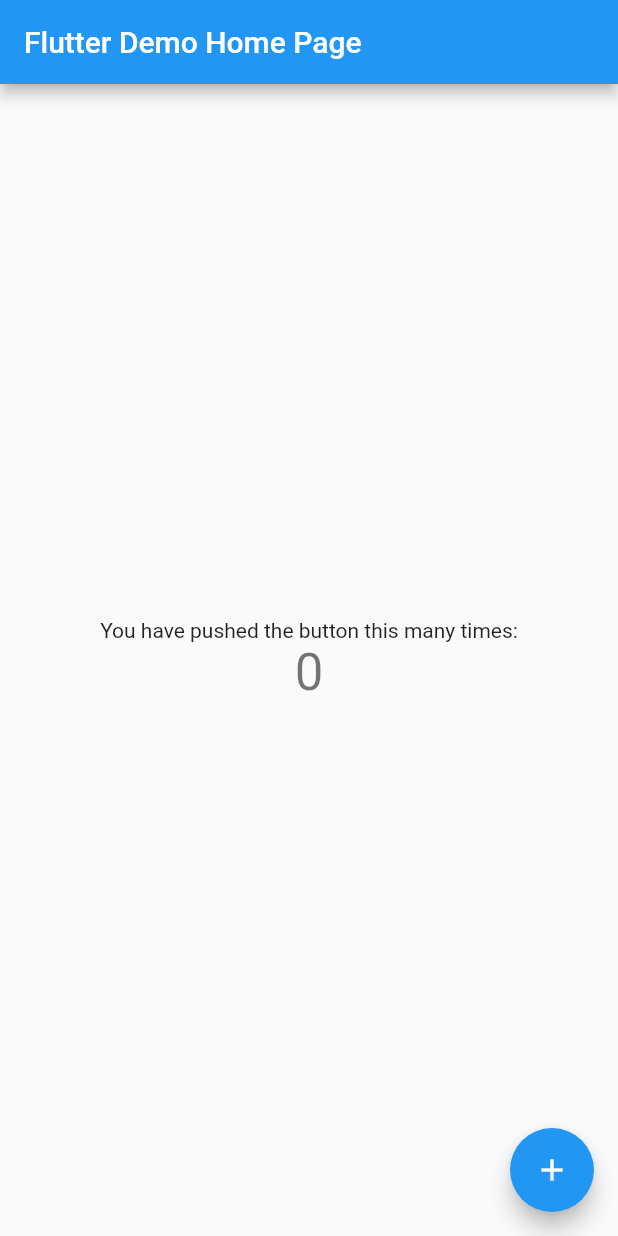
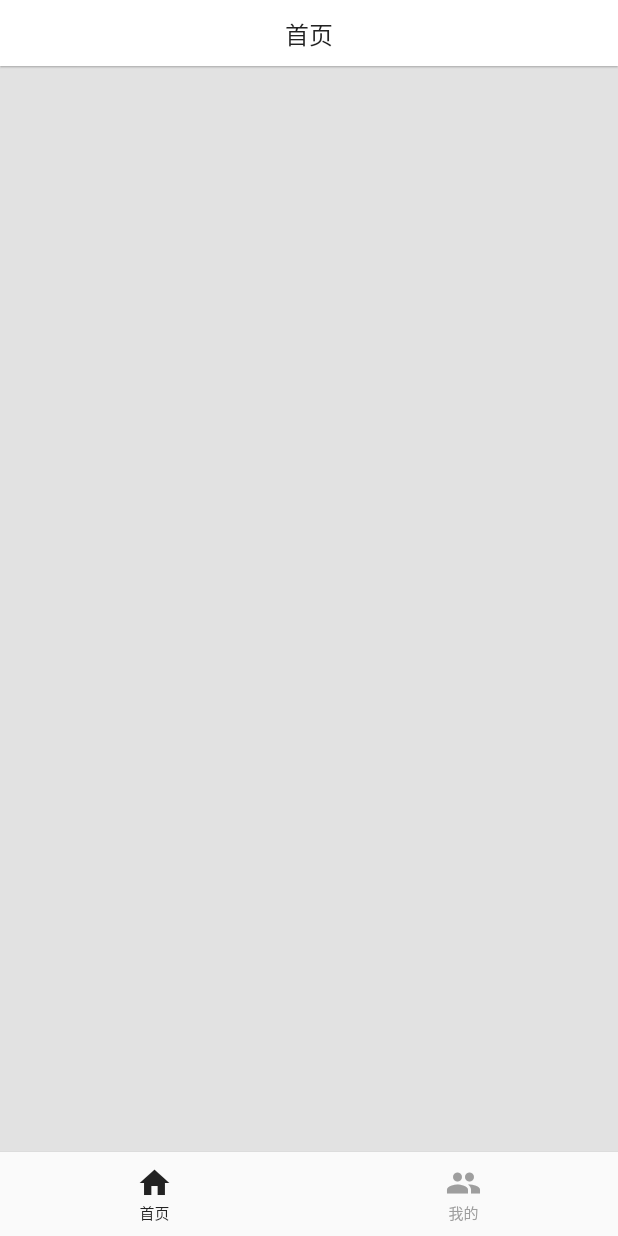
Before and after one commit to izsm/V2EX, a Flutter app: the screen it shows after launch, on a phone screen of 412 x 824 dp. Run offline on Flutter 3.47's test engine with Material 2 defaults, Android fonts, the phone set to English and light mode, and no system bars.

Commit message:
[commit]:

```diff
--- /dev/null
+++ b/v2ex/lib/classes/home/home_page.dart
@@ -0,0 +1,23 @@
+import 'package:flutter/material.dart';
+import 'package:v2ex/widgets/ui_navigation_bar.dart';
+import '../../common/color_ext.dart';
+
+class HomePage extends StatefulWidget {
+  const HomePage({super.key});
+
+  @override
+  State<HomePage> createState() => _HomePageState();
+}
+
+class _HomePageState extends State<HomePage> {
+  @override
+  Widget build(BuildContext context) {
+    return Scaffold(
+      backgroundColor: C.background,
+      appBar: UINavigationBar(
+        title: '首页',
+        isShowDefaultLeftItem: false,
+      ),
+    );
+  }
+}
--- /dev/null
+++ b/v2ex/lib/classes/profile/profile_page.dart
@@ -0,0 +1,23 @@
+import 'package:flutter/material.dart';
+import '../../widgets/ui_navigation_bar.dart';
+import '../../common/color_ext.dart';
+
+class ProfilePage extends StatefulWidget {
+  const ProfilePage({super.key});
+
+  @override
+  State<ProfilePage> createState() => _ProfilePageState();
+}
+
+class _ProfilePageState extends State<ProfilePage> {
+  @override
+  Widget build(BuildContext context) {
+    return Scaffold(
+      backgroundColor: C.background,
+      appBar: UINavigationBar(
+        title: '首页',
+        isShowDefaultLeftItem: false,
+      ),
+    );
+  }
+}
--- /dev/null
+++ b/v2ex/lib/common/color_ext.dart
@@ -0,0 +1,30 @@
+import 'package:flutter/material.dart';
+
+extension C on Color {
+  // 黑色2
+  static Color c222222 = '#222222'.color;
+  // 黑色6
+  static Color c666666 = '#666666'.color;
+  // 黑色8
+  static Color c999999 = '#999999'.color;
+  // 背景色
+  static Color background = 'E2E2E2'.color;
+  // 线
+  static Color line = '#dfe0e0'.color;
+
+  Color alpha(double value) {
+    return withOpacity(value);
+  }
+}
+
+extension StringColor on String {
+  Color get color {
+    String hex = replaceAll("#", "");
+    if (hex.isEmpty) hex = "ffffff";
+    if (hex.length == 3) {
+      hex = '${hex.substring(0, 1)}${hex.substring(0, 1)}${hex.substring(1, 2)}${hex.substring(1, 2)}${hex.substring(2, 3)}${hex.substring(2, 3)}';
+    }
+    Color col = Color(int.parse(hex, radix: 16)).withOpacity(1.0);
+    return col;
+  }
+}
--- a/v2ex/lib/common/routers.dart
+++ b/v2ex/lib/common/routers.dart
@@ -1,12 +1,13 @@
 // Flutter widgets implementing Material Design
-// import 'package:flutter/material.dart';
+import 'package:flutter/material.dart';
 
 // Flutter widgets implementing the current iOS design language
-import 'package:flutter/cupertino.dart';
+// import 'package:flutter/cupertino.dart';
+import 'package:v2ex/main/main_page.dart';
 
 // 1、配置路由
 final Map routes = {
-
+  '/tabbar': (context) => const MainPage()
 };
 
 // 2、配置onGenerateRoute 固定写法 这个方法也相当于一个中间件，这里可以做权限判断
@@ -16,10 +17,10 @@ var onGenerateRoute = (RouteSettings settings) {
 
   if (pageContentBuilder != null) {
     if (settings.arguments != null) {
-      final Route route = CupertinoPageRoute(builder: (context) => pageContentBuilder(context, arguments: settings.arguments));
+      final Route route = MaterialPageRoute(builder: (context) => pageContentBuilder(context, arguments: settings.arguments));
       return route;
     } else {
-      final Route route = CupertinoPageRoute(builder: (context) => pageContentBuilder(context));
+      final Route route = MaterialPageRoute(builder: (context) => pageContentBuilder(context));
       return route;
     }
   }
--- a/v2ex/lib/main.dart
+++ b/v2ex/lib/main.dart
@@ -1,5 +1,6 @@
 import 'package:flutter/material.dart';
-import 'package:flutter_localizations/flutter_localizations.dart';
+// import 'package:flutter_localizations/flutter_localizations.dart';
+import '../common/routers.dart';
 
 void main() {
   runApp(const MyApp());
@@ -8,109 +9,28 @@ void main() {
 class MyApp extends StatelessWidget {
   const MyApp({super.key});
 
-  // This widget is the root of your application.
   @override
   Widget build(BuildContext context) {
     return MaterialApp(
-      title: 'Flutter Demo',
       theme: ThemeData(
         primarySwatch: Colors.blue,
+        // 全局修改去除点击水波纹效果
+        brightness: Brightness.light,
+        splashColor: Colors.transparent,
+        highlightColor: Colors.transparent
       ),
-      home: const MyHomePage(title: 'Flutter Demo Home Page'),
-      localizationsDelegates: const [
-        // 本地化的代理类
-        GlobalMaterialLocalizations.delegate,
-        GlobalWidgetsLocalizations.delegate,
-      ],
-      supportedLocales: const [
-        Locale('en', 'US'), // 美国英语
-        Locale('zh', 'CN'), // 中文简体
-      ],
+      initialRoute: '/tabbar',
+      onGenerateRoute: onGenerateRoute,
+      // localizationsDelegates: const [
+      //   // 本地化的代理类
+      //   GlobalMaterialLocalizations.delegate,
+      //   GlobalWidgetsLocalizations.delegate,
+      // ],
+      // supportedLocales: const [
+      //   Locale('en', 'US'), // 美国英语
+      //   Locale('zh', 'CN'), // 中文简体
+      // ],
+      debugShowCheckedModeBanner: false,
     );
   }
 }
-
-class MyHomePage extends StatefulWidget {
-  const MyHomePage({super.key, required this.title});
-
-  // This widget is the home page of your application. It is stateful, meaning
-  // that it has a State object (defined below) that contains fields that affect
-  // how it looks.
-
-  // This class is the configuration for the state. It holds the values (in this
-  // case the title) provided by the parent (in this case the App widget) and
-  // used by the build method of the State. Fields in a Widget subclass are
-  // always marked "final".
-
-  final String title;
-
-  @override
-  State<MyHomePage> createState() => _MyHomePageState();
-}
-
-class _MyHomePageState extends State<MyHomePage> {
-  int _counter = 0;
-
-  void _incrementCounter() {
-    setState(() {
-      // This call to setState tells the Flutter framework that something has
-      // changed in this State, which causes it to rerun the build method below
-      // so that the display can reflect the updated values. If we changed
-      // _counter without calling setState(), then the build method would not be
-      // called again, and so nothing would appear to happen.
-      _counter++;
-    });
-  }
-
-  @override
-  Widget build(BuildContext context) {
-    // This method is rerun every time setState is called, for instance as done
-    // by the _incrementCounter method above.
-    //
-    // The Flutter framework has been optimized to make rerunning build methods
-    // fast, so that you can just rebuild anything that needs updating rather
-    // than having to individually change instances of widgets.
-    return Scaffold(
-      appBar: AppBar(
-        // Here we take the value from the MyHomePage object that was created by
-        // the App.build method, and use it to set our appbar title.
-        title: Text(widget.title),
-      ),
-      body: Center(
-        // Center is a layout widget. It takes a single child and positions it
-        // in the middle of the parent.
-        child: Column(
-          // Column is also a layout widget. It takes a list of children and
-          // arranges them vertically. By default, it sizes itself to fit its
-          // children horizontally, and tries to be as tall as its parent.
-          //
-          // Invoke "debug painting" (press "p" in the console, choose the
-          // "Toggle Debug Paint" action from the Flutter Inspector in Android
-          // Studio, or the "Toggle Debug Paint" command in Visual Studio Code)
-          // to see the wireframe for each widget.
-          //
-          // Column has various properties to control how it sizes itself and
-          // how it positions its children. Here we use mainAxisAlignment to
-          // center the children vertically; the main axis here is the vertical
-          // axis because Columns are vertical (the cross axis would be
-          // horizontal).
-          mainAxisAlignment: MainAxisAlignment.center,
-          children: <Widget>[
-            const Text(
-              'You have pushed the button this many times:',
-            ),
-            Text(
-              '$_counter',
-              style: Theme.of(context).textTheme.headline4,
-            ),
-          ],
-        ),
-      ),
-      floatingActionButton: FloatingActionButton(
-        onPressed: _incrementCounter,
-        tooltip: 'Increment',
-        child: const Icon(Icons.add),
-      ), // This trailing comma makes auto-formatting nicer for build methods.
-    );
-  }
-}
--- /dev/null
+++ b/v2ex/lib/main/main_page.dart
@@ -0,0 +1,58 @@
+import 'package:flutter/material.dart';
+import '../classes/home/home_page.dart';
+import '../classes/profile/profile_page.dart';
+import '../common/color_ext.dart';
+
+class MainPage extends StatefulWidget {
+  const MainPage({super.key});
+
+  @override
+  State<MainPage> createState() => _MainPageState();
+}
+
+class _MainPageState extends State<MainPage> {
+
+  int _index = 0;
+  final List<Widget> _pages = const [
+    HomePage(),
+    ProfilePage()
+  ];
+
+  @override
+  Widget build(BuildContext context) {
+    return Scaffold(
+      body: IndexedStack(
+        index: _index,
+        children: _pages,
+      ),
+      bottomNavigationBar: _bottomNavigationBar(),
+    );
+  }
+
+  // 底部Tabbar
+  Widget _bottomNavigationBar() {
+    return BottomNavigationBar(
+        elevation: 1,
+        currentIndex: _index,
+        selectedItemColor: C.c222222,
+        unselectedItemColor: Colors.grey,
+        selectedFontSize: 10,
+        unselectedFontSize: 10,
+        items: const [
+          BottomNavigationBarItem(
+            icon: Icon(Icons.home),
+            label: '首页'
+          ),
+          BottomNavigationBarItem(
+            icon: Icon(Icons.people),
+            label: '我的'
+          )
+        ],
+        onTap: (value) {
+          setState(() {
+            _index = value;
+          });
+        },
+      );
+  }
+}
--- /dev/null
+++ b/v2ex/lib/widgets/ui_navigation_bar.dart
@@ -0,0 +1,80 @@
+import 'package:flutter/material.dart';
+import '../common/color_ext.dart';
+
+class UINavigationBar extends StatefulWidget implements PreferredSizeWidget {
+
+  final String? title;
+  final Widget? titleWidget;
+  final bool centerTitle;
+  final double elevation;
+  final Color backgroundColor;
+  final bool isShowDefaultLeftItem;
+  final Widget? leftItem;
+  final List<Widget>? rightItems;
+  final PreferredSizeWidget? tabs;
+
+  UINavigationBar({
+    Key? key,
+    this.title,
+    this.titleWidget,
+    this.centerTitle = true,
+    this.elevation = 0.5,
+    this.backgroundColor = Colors.white,
+    this.isShowDefaultLeftItem = true,
+    this.leftItem,
+    this.rightItems,
+    this.tabs,
+    }) :
+      preferredSize = Size.fromHeight(44 + (tabs?.preferredSize.height ?? 0.0)),
+      super(key: key);
+
+  @override
+  final Size preferredSize;
+
+  @override
+  State<UINavigationBar> createState() => _UINavigationBarState();
+}
+
+class _UINavigationBarState extends State<UINavigationBar> {
+
+  Widget? title;
+  @override
+  void initState() {
+    super.initState();
+    if (widget.title != null) {
+      title = Text(
+        widget.title!,
+        style: TextStyle(color: C.c222222, fontSize: 16)
+      );
+    }
+    if (widget.titleWidget != null) {
+      title = widget.titleWidget;
+    }
+  }
+
+  @override
+  Widget build(BuildContext context) {
+    return AppBar(
+      title: title,
+      centerTitle: widget.centerTitle,
+      elevation: widget.elevation,
+      backgroundColor: widget.backgroundColor,
+      leading: widget.isShowDefaultLeftItem ? widget.leftItem ?? defaultBack() : null,
+      actions: widget.rightItems,
+      bottom: widget.tabs,
+      toolbarHeight: 44,
+    );
+  }
+
+  Widget defaultBack() {
+    return GestureDetector(
+      child: Icon(
+        Icons.arrow_back_ios,
+        color: C.c222222,
+      ),
+      onTap: () {
+        Navigator.pop(context);
+      },
+    );
+  }
+}
```
Also changed, not shown: v2ex/lib/widgets/keep_alive_wrapper.dart (renamed from v2ex/lib/widgets/keepAliveWrapper.dart).
